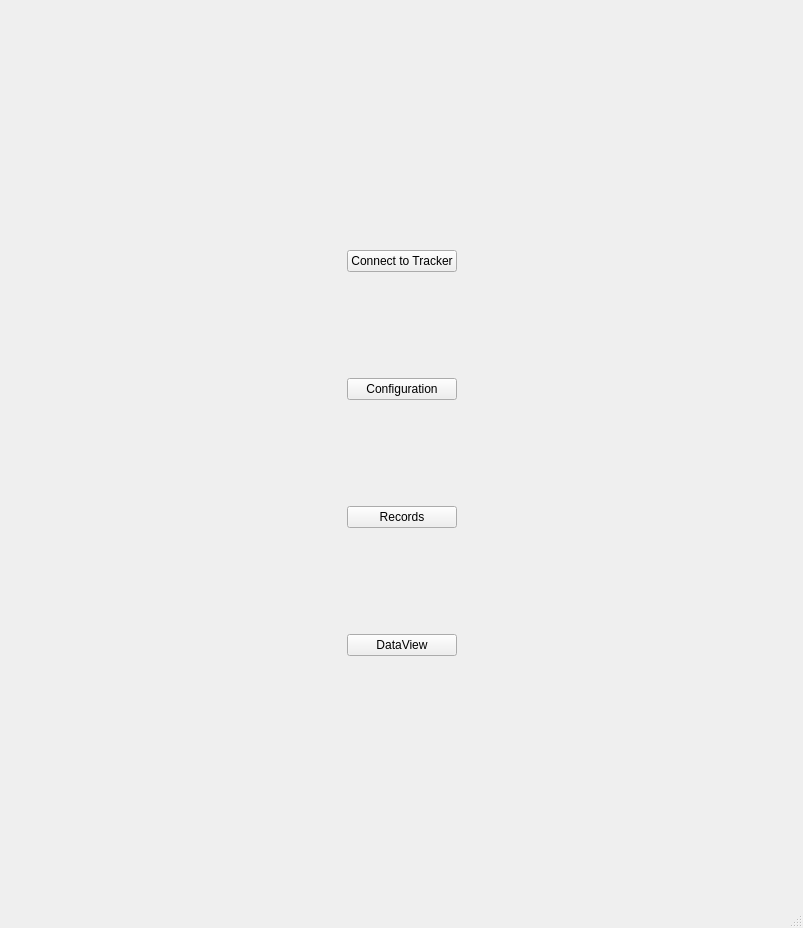
Above: PyQT/UI/MainWindow.ui from zakerl/Capstone_Project before the change. Below: the same form after it.
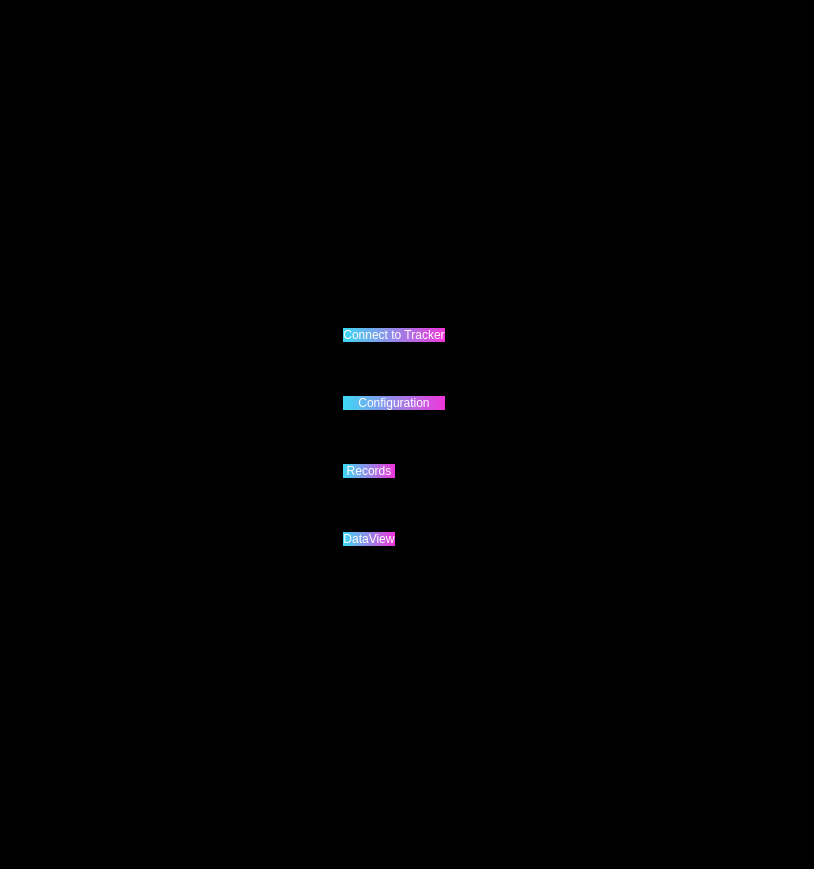
That is the form after the change.

What changed in the file:
```diff
--- a/PyQT/UI/MainWindow.ui
+++ b/PyQT/UI/MainWindow.ui
@@ -6,88 +6,39 @@
    <rect>
     <x>0</x>
     <y>0</y>
-    <width>803</width>
-    <height>928</height>
+    <width>814</width>
+    <height>869</height>
    </rect>
   </property>
   <property name="windowTitle">
    <string>MainWindow</string>
   </property>
+  <property name="styleSheet">
+   <string notr="true">background-color: rgb(0, 0, 0);</string>
+  </property>
   <widget class="QWidget" name="centralwidget">
    <layout class="QGridLayout" name="gridLayout_2">
-    <item row="0" column="0">
+    <item row="1" column="0">
      <layout class="QGridLayout" name="gridLayout">
       <property name="verticalSpacing">
-       <number>100</number>
+       <number>40</number>
       </property>
-      <item row="0" column="0">
-       <spacer name="horizontalSpacer">
-        <property name="orientation">
-         <enum>Qt::Horizontal</enum>
-        </property>
-        <property name="sizeHint" stdset="0">
-         <size>
-          <width>40</width>
-          <height>28</height>
-         </size>
-        </property>
-       </spacer>
-      </item>
-      <item row="0" column="1">
-       <widget class="QPushButton" name="pushButton">
-        <property name="text">
-         <string>Connect to Tracker</string>
-        </property>
-       </widget>
-      </item>
-      <item row="0" column="2">
-       <spacer name="horizontalSpacer_4">
-        <property name="orientation">
-         <enum>Qt::Horizontal</enum>
-        </property>
-        <property name="sizeHint" stdset="0">
-         <size>
-          <width>40</width>
-          <height>28</height>
-         </size>
-        </property>
-       </spacer>
-      </item>
-      <item row="1" column="0">
-       <spacer name="horizontalSpacer_2">
-        <property name="orientation">
-         <enum>Qt::Horizontal</enum>
-        </property>
-        <property name="sizeHint" stdset="0">
-         <size>
-          <width>40</width>
-          <height>28</height>
-         </size>
-        </property>
-       </spacer>
-      </item>
-      <item row="1" column="1">
+      <item row="2" column="1" colspan="2">
        <widget class="QPushButton" name="pushButton_2">
+        <property name="styleSheet">
+         <string notr="true">background-color: qlineargradient(spread:pad, x1:0, y1:0, x2:1, y2:0, stop:0 rgba(61, 217, 245, 255), stop:1 rgba(240, 53, 218, 255));
+font: 9pt &quot;Microsoft YaHei UI&quot;;
+color: rgb(255, 255, 255);
+border-style: solid;
+border-radius: 15px;</string>
+        </property>
         <property name="text">
          <string>Configuration</string>
         </property>
        </widget>
       </item>
-      <item row="1" column="2">
-       <spacer name="horizontalSpacer_5">
-        <property name="orientation">
-         <enum>Qt::Horizontal</enum>
-        </property>
-        <property name="sizeHint" stdset="0">
-         <size>
-          <width>40</width>
-          <height>28</height>
-         </size>
-        </property>
-       </spacer>
-      </item>
       <item row="2" column="0">
-       <spacer name="horizontalSpacer_3">
+       <spacer name="horizontalSpacer_2">
         <property name="orientation">
          <enum>Qt::Horizontal</enum>
         </property>
@@ -99,15 +50,49 @@
         </property>
        </spacer>
       </item>
-      <item row="2" column="1">
+      <item row="3" column="1">
        <widget class="QPushButton" name="pushButton_3">
+        <property name="styleSheet">
+         <string notr="true">background-color: qlineargradient(spread:pad, x1:0, y1:0, x2:1, y2:0, stop:0 rgba(61, 217, 245, 255), stop:1 rgba(240, 53, 218, 255));
+font: 9pt &quot;Microsoft YaHei UI&quot;;
+color: rgb(255, 255, 255);
+border-style: solid;
+border-radius: 15px;</string>
+        </property>
         <property name="text">
          <string>Records</string>
         </property>
        </widget>
       </item>
-      <item row="2" column="2">
-       <spacer name="horizontalSpacer_7">
+      <item row="1" column="1" colspan="2">
+       <widget class="QPushButton" name="pushButton">
+        <property name="styleSheet">
+         <string notr="true">background-color: qlineargradient(spread:pad, x1:0, y1:0, x2:1, y2:0, stop:0 rgba(61, 217, 245, 255), stop:1 rgba(240, 53, 218, 255));
+font: 9pt &quot;Microsoft YaHei UI&quot;;
+color: rgb(255, 255, 255);
+border-style: solid;
+border-radius: 15px;</string>
+        </property>
+        <property name="text">
+         <string>Connect to Tracker</string>
+        </property>
+       </widget>
+      </item>
+      <item row="5" column="1">
+       <spacer name="verticalSpacer_2">
+        <property name="orientation">
+         <enum>Qt::Vertical</enum>
+        </property>
+        <property name="sizeHint" stdset="0">
+         <size>
+          <width>20</width>
+          <height>40</height>
+         </size>
+        </property>
+       </spacer>
+      </item>
+      <item row="1" column="0">
+       <spacer name="horizontalSpacer">
         <property name="orientation">
          <enum>Qt::Horizontal</enum>
         </property>
@@ -120,6 +105,19 @@
        </spacer>
       </item>
       <item row="3" column="0">
+       <spacer name="horizontalSpacer_3">
+        <property name="orientation">
+         <enum>Qt::Horizontal</enum>
+        </property>
+        <property name="sizeHint" stdset="0">
+         <size>
+          <width>40</width>
+          <height>20</height>
+         </size>
+        </property>
+       </spacer>
+      </item>
+      <item row="4" column="0">
        <spacer name="horizontalSpacer_6">
         <property name="orientation">
          <enum>Qt::Horizontal</enum>
@@ -132,14 +130,47 @@
         </property>
        </spacer>
       </item>
-      <item row="3" column="1">
+      <item row="0" column="1">
+       <spacer name="verticalSpacer">
+        <property name="orientation">
+         <enum>Qt::Vertical</enum>
+        </property>
+        <property name="sizeHint" stdset="0">
+         <size>
+          <width>20</width>
+          <height>40</height>
+         </size>
+        </property>
+       </spacer>
+      </item>
+      <item row="4" column="1">
        <widget class="QPushButton" name="pushButton_4">
+        <property name="styleSheet">
+         <string notr="true">background-color: qlineargradient(spread:pad, x1:0, y1:0, x2:1, y2:0, stop:0 rgba(61, 217, 245, 255), stop:1 rgba(240, 53, 218, 255));
+font: 9pt &quot;Microsoft YaHei UI&quot;;
+color: rgb(255, 255, 255);
+border-style: solid;
+border-radius: 15px;</string>
+        </property>
         <property name="text">
          <string>DataView</string>
         </property>
        </widget>
       </item>
-      <item row="3" column="2">
+      <item row="2" column="3">
+       <spacer name="horizontalSpacer_5">
+        <property name="orientation">
+         <enum>Qt::Horizontal</enum>
+        </property>
+        <property name="sizeHint" stdset="0">
+         <size>
+          <width>40</width>
+          <height>28</height>
+         </size>
+        </property>
+       </spacer>
+      </item>
+      <item row="4" column="2" colspan="2">
        <spacer name="horizontalSpacer_8">
         <property name="orientation">
          <enum>Qt::Horizontal</enum>
@@ -152,8 +183,54 @@
         </property>
        </spacer>
       </item>
+      <item row="3" column="2" colspan="2">
+       <spacer name="horizontalSpacer_7">
+        <property name="orientation">
+         <enum>Qt::Horizontal</enum>
+        </property>
+        <property name="sizeHint" stdset="0">
+         <size>
+          <width>40</width>
+          <height>28</height>
+         </size>
+        </property>
+       </spacer>
+      </item>
+      <item row="1" column="3">
+       <spacer name="horizontalSpacer_4">
+        <property name="orientation">
+         <enum>Qt::Horizontal</enum>
+        </property>
+        <property name="sizeHint" stdset="0">
+         <size>
+          <width>40</width>
+          <height>28</height>
+         </size>
+        </property>
+       </spacer>
+      </item>
      </layout>
     </item>
+    <item row="0" column="2">
+     <widget class="QCheckBox" name="toggleBtn">
+      <property name="text">
+       <string/>
+      </property>
+     </widget>
+    </item>
+    <item row="0" column="0">
+     <spacer name="horizontalSpacer_9">
+      <property name="orientation">
+       <enum>Qt::Horizontal</enum>
+      </property>
+      <property name="sizeHint" stdset="0">
+       <size>
+        <width>382</width>
+        <height>20</height>
+       </size>
+      </property>
+     </spacer>
+    </item>
    </layout>
   </widget>
   <widget class="QMenuBar" name="menubar">
```
Left out of the diff: 2 changed lines with no effect on the pictures.
